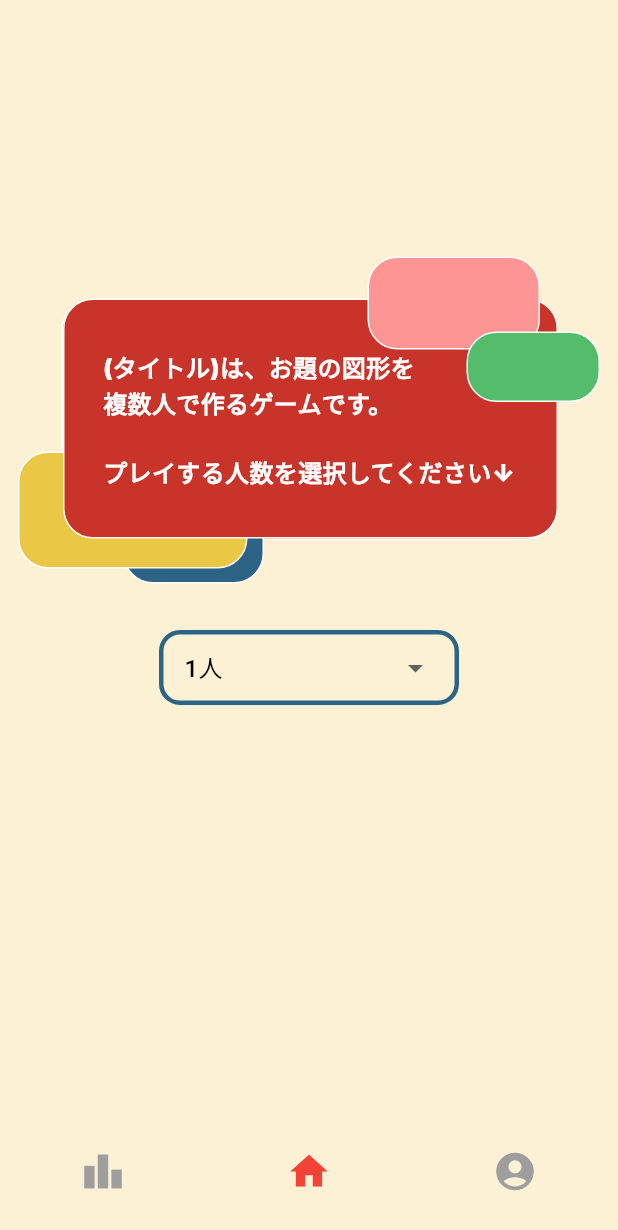
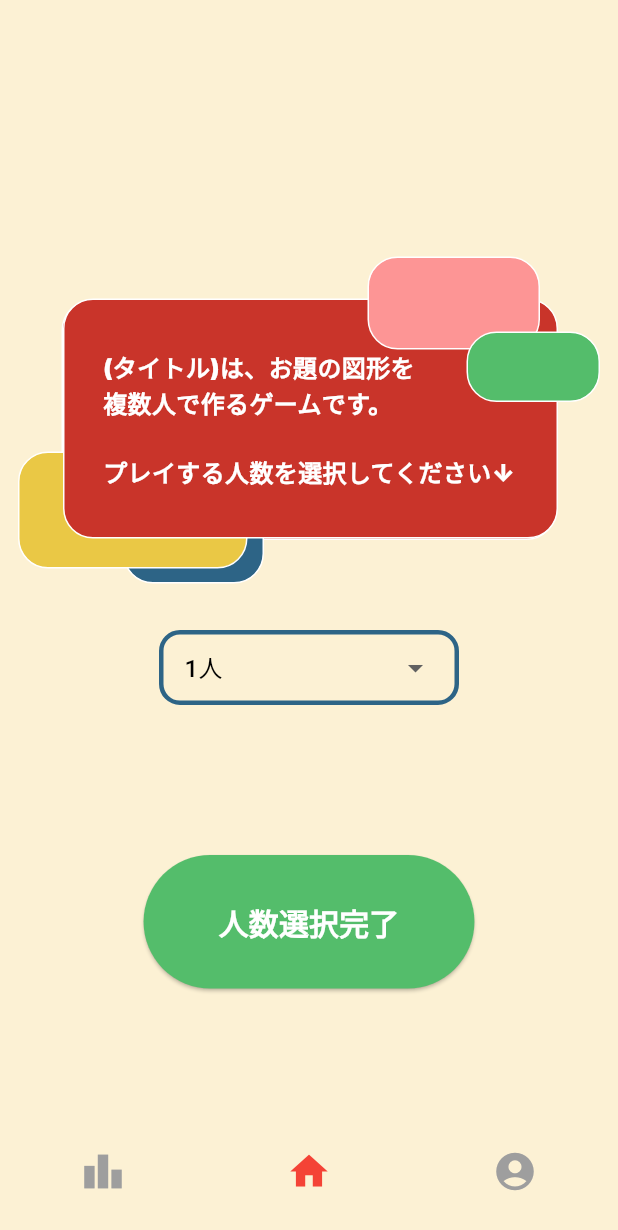
Before and after one commit to CreO-developer/hackason_mobile, a Flutter app: the HomeScreen screen opened by its route, after a tap on "GAME START→", on a phone screen of 412 x 824 dp. Shown: the top 1230 px of the screen. Run offline on Flutter 3.47's test engine with Material 3 defaults, Android fonts, the phone set to English and light mode, and no system bars; drawn by our look-alikes of dropdown_button2; our stand-ins replace camera, cloud_firestore, dio, firebase_auth, firebase_core, firebase_storage and 4 more; accounts and stored records are empty; Roboto replaces fonts that are missing (Inter).

Commit message:
ボタンwidht作成しました

```diff
--- a/lib/presentation/screens/home_screen.dart
+++ b/lib/presentation/screens/home_screen.dart
@@ -3,6 +3,7 @@ import 'package:dropdown_button2/dropdown_button2.dart';
 import 'package:flutter/material.dart';
 import 'package:flutter_riverpod/flutter_riverpod.dart';
 import 'package:mobile/main.dart';
+import 'package:mobile/widget/ButtonWidget.dart';
 import 'package:mobile/widget/CameraPreviewWidget.dart';
 import 'package:mobile/widget/TitleWidget.dart';
 
@@ -104,7 +105,13 @@ class _HomeScreenState extends ConsumerState<HomeScreen> {
                   });
                 },
               ),
-            )
+            ),
+
+            Container(height: 100), // 10ピクセルのスペース
+            const ButtonWidget(
+              buttonText: "人数選択完了",
+              buttonColor: Color(0xFF54BD6B),
+            ),
           ]
         ]),
       ),
--- /dev/null
+++ b/lib/widget/ButtonWidget.dart
@@ -0,0 +1,45 @@
+import 'package:flutter/material.dart';
+
+class ButtonWidget extends StatefulWidget {
+  final String buttonText;
+  final Color buttonColor;
+
+  const ButtonWidget({
+    Key? key,
+    required this.buttonText,
+    required this.buttonColor,
+  }) : super(key: key);
+
+  @override
+  _ButtonWidgetState createState() => _ButtonWidgetState();
+}
+
+class _ButtonWidgetState extends State<ButtonWidget> {
+  bool showButton = true;
+
+  @override
+  Widget build(BuildContext context) {
+    return Container(
+      child: showButton
+          ? ElevatedButton(
+              onPressed: () {
+                setState(() {
+                  showButton = false; // ボタンを非表示にし、選択ボックスを表示
+                });
+              },
+              style: ElevatedButton.styleFrom(
+                backgroundColor: widget.buttonColor, // 引数で渡された色を設定
+                padding: const EdgeInsets.symmetric(
+                    horizontal: 50, vertical: 30), // ボタンのサイズ
+              ),
+              child: Text(widget.buttonText,
+                  style: const TextStyle(
+                    color: Colors.white,
+                    fontSize: 20,
+                    fontWeight: FontWeight.w900,
+                  )), // テキストを太字に設定
+            )
+          : Container(), // ボタンが非表示のときに表示するウィジェットを指定
+    );
+  }
+}
```
